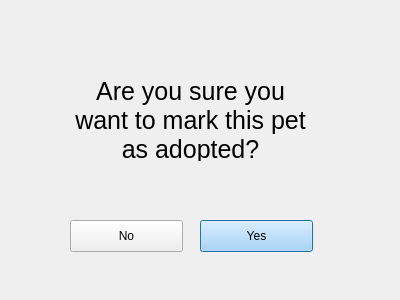
Old version of the form team1_1/GUI/petadopted.ui in the repository lee-anh/Adopet.
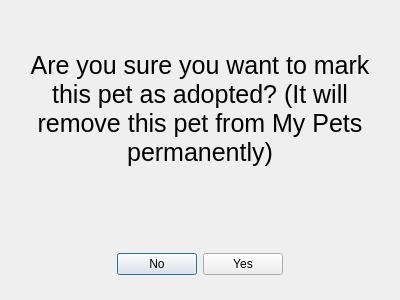
New version of the form.

Patch:
```diff
--- a/team1_1/GUI/petadopted.ui
+++ b/team1_1/GUI/petadopted.ui
@@ -13,59 +13,159 @@
   <property name="windowTitle">
    <string>Dialog</string>
   </property>
-  <widget class="QPushButton" name="yes">
-   <property name="geometry">
-    <rect>
-     <x>200</x>
-     <y>220</y>
-     <width>113</width>
-     <height>32</height>
-    </rect>
-   </property>
-   <property name="styleSheet">
-    <string notr="true">background-color: rgb(161, 212, 255)</string>
-   </property>
-   <property name="text">
-    <string>Yes</string>
-   </property>
-  </widget>
-  <widget class="QPushButton" name="no">
-   <property name="geometry">
-    <rect>
-     <x>70</x>
-     <y>220</y>
-     <width>113</width>
-     <height>32</height>
-    </rect>
-   </property>
-   <property name="text">
-    <string>No</string>
-   </property>
-  </widget>
-  <widget class="QLabel" name="label">
-   <property name="geometry">
-    <rect>
-     <x>70</x>
-     <y>80</y>
-     <width>241</width>
-     <height>81</height>
-    </rect>
-   </property>
-   <property name="font">
-    <font>
-     <pointsize>19</pointsize>
-    </font>
-   </property>
-   <property name="text">
-    <string>Are you sure you want to mark this pet as adopted?</string>
-   </property>
-   <property name="alignment">
-    <set>Qt::AlignCenter</set>
-   </property>
-   <property name="wordWrap">
-    <bool>true</bool>
-   </property>
-  </widget>
+  <layout class="QVBoxLayout" name="verticalLayout_2">
+   <item>
+    <layout class="QVBoxLayout" name="verticalLayout">
+     <item>
+      <spacer name="verticalSpacer">
+       <property name="orientation">
+        <enum>Qt::Vertical</enum>
+       </property>
+       <property name="sizeHint" stdset="0">
+        <size>
+         <width>20</width>
+         <height>40</height>
+        </size>
+       </property>
+      </spacer>
+     </item>
+     <item>
+      <layout class="QHBoxLayout" name="horizontalLayout_2">
+       <item>
+        <spacer name="horizontalSpacer_3">
+         <property name="orientation">
+          <enum>Qt::Horizontal</enum>
+         </property>
+         <property name="sizeHint" stdset="0">
+          <size>
+           <width>40</width>
+           <height>20</height>
+          </size>
+         </property>
+        </spacer>
+       </item>
+       <item>
+        <widget class="QLabel" name="label">
+         <property name="font">
+          <font>
+           <pointsize>19</pointsize>
+          </font>
+         </property>
+         <property name="text">
+          <string>Are you sure you want to mark this pet as adopted? (It will remove this pet from My Pets permanently)</string>
+         </property>
+         <property name="alignment">
+          <set>Qt::AlignCenter</set>
+         </property>
+         <property name="wordWrap">
+          <bool>true</bool>
+         </property>
+        </widget>
+       </item>
+       <item>
+        <spacer name="horizontalSpacer_4">
+         <property name="orientation">
+          <enum>Qt::Horizontal</enum>
+         </property>
+         <property name="sizeHint" stdset="0">
+          <size>
+           <width>40</width>
+           <height>20</height>
+          </size>
+         </property>
+        </spacer>
+       </item>
+      </layout>
+     </item>
+     <item>
+      <spacer name="verticalSpacer_2">
+       <property name="orientation">
+        <enum>Qt::Vertical</enum>
+       </property>
+       <property name="sizeHint" stdset="0">
+        <size>
+         <width>20</width>
+         <height>40</height>
+        </size>
+       </property>
+      </spacer>
+     </item>
+     <item>
+      <spacer name="verticalSpacer_4">
+       <property name="orientation">
+        <enum>Qt::Vertical</enum>
+       </property>
+       <property name="sizeHint" stdset="0">
+        <size>
+         <width>20</width>
+         <height>40</height>
+        </size>
+       </property>
+      </spacer>
+     </item>
+    </layout>
+   </item>
+   <item>
+    <layout class="QHBoxLayout" name="horizontalLayout">
+     <item>
+      <spacer name="horizontalSpacer">
+       <property name="orientation">
+        <enum>Qt::Horizontal</enum>
+       </property>
+       <property name="sizeHint" stdset="0">
+        <size>
+         <width>40</width>
+         <height>20</height>
+        </size>
+       </property>
+      </spacer>
+     </item>
+     <item>
+      <widget class="QPushButton" name="no">
+       <property name="text">
+        <string>No</string>
+       </property>
+      </widget>
+     </item>
+     <item>
+      <widget class="QPushButton" name="yes">
+       <property name="styleSheet">
+        <string notr="true"/>
+       </property>
+       <property name="text">
+        <string>Yes</string>
+       </property>
+      </widget>
+     </item>
+     <item>
+      <spacer name="horizontalSpacer_2">
+       <property name="orientation">
+        <enum>Qt::Horizontal</enum>
+       </property>
+       <property name="sizeHint" stdset="0">
+        <size>
+         <width>40</width>
+         <height>20</height>
+        </size>
+       </property>
+      </spacer>
+     </item>
+    </layout>
+   </item>
+   <item>
+    <spacer name="verticalSpacer_3">
+     <property name="orientation">
+      <enum>Qt::Vertical</enum>
+     </property>
+     <property name="sizeHint" stdset="0">
+      <size>
+       <width>20</width>
+       <height>40</height>
+      </size>
+     </property>
+    </spacer>
+   </item>
+  </layout>
  </widget>
  <resources/>
  <connections/>
```
